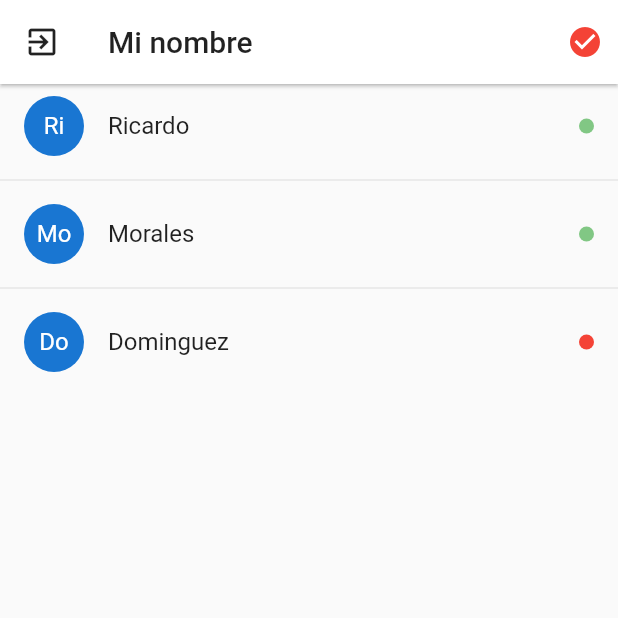
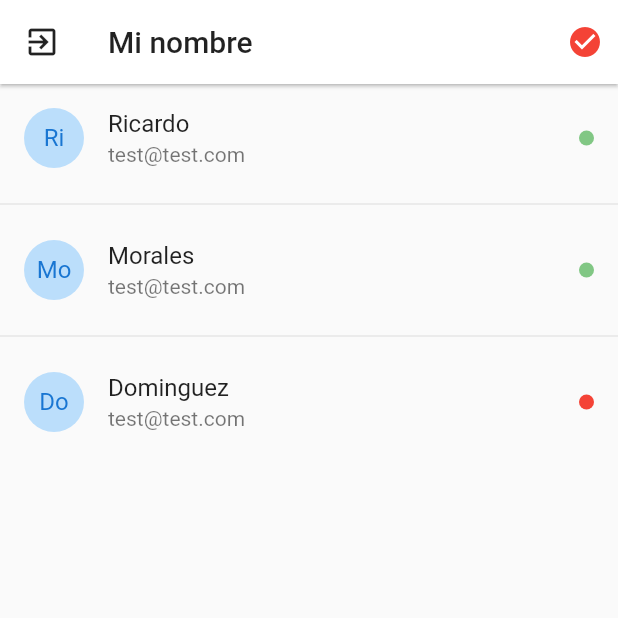
Before and after one commit to rmoralesd/flutter-chat-app, a Flutter app: the screen it shows after launch, on a phone screen of 412 x 824 dp, the top half of it. Run offline on Flutter 3.47's test engine with Material 2 defaults, Android fonts, the phone set to English and light mode, and no system bars; drawn by our look-alikes of pull_to_refresh.

```diff
--- a/lib/pages/usuarios.dart
+++ b/lib/pages/usuarios.dart
@@ -1,5 +1,6 @@
 import 'package:flutter/material.dart';
 import 'package:flutter_chat_app/models/usuario.dart';
+import 'package:pull_to_refresh/pull_to_refresh.dart';
 
 class UsuariosPage extends StatefulWidget {
   @override
@@ -7,6 +8,7 @@ class UsuariosPage extends StatefulWidget {
 }
 
 class _UsuariosPageState extends State<UsuariosPage> {
+  final RefreshController _refreshController = RefreshController();
   final usuarios = [
     Usuario(uid: '1', nombre: 'Ricardo', email: 'test@test.com', online: true),
     Usuario(uid: '2', nombre: 'Morales', email: 'test@test.com', online: true),
@@ -40,23 +42,61 @@ class _UsuariosPageState extends State<UsuariosPage> {
           )
         ],
       ),
-        body: ListView.separated(
-          physics: BouncingScrollPhysics(),
-          itemBuilder: (_, i) => ListTile(
-            title: Text(usuarios[i].nombre),
+      body: SmartRefresher(
+        controller: _refreshController,
+        onRefresh: _cargarUsuario,
+        header: WaterDropHeader(
+          complete: Icon(
+            Icons.check,
+            color: Colors.blue[400],
+          ),
+          waterDropColor: Colors.blue[400],
+        ),
+        //enablePullDown: true,
+        child: _listViewUsuario(),
+      ),
+    );
+  }
+
+  ListView _listViewUsuario() {
+    return ListView.separated(
+      physics: const BouncingScrollPhysics(),
+      itemBuilder: (_, i) => _UserView(usuario: usuarios[i]),
+      separatorBuilder: (_, i) => const Divider(),
+      itemCount: usuarios.length,
+    );
+  }
+
+  _cargarUsuario() async {
+    await Future.delayed(Duration(milliseconds: 1000));
+    _refreshController.refreshCompleted();
+  }
+}
+
+class _UserView extends StatelessWidget {
+  const _UserView({
+    Key key,
+    @required this.usuario,
+  }) : super(key: key);
+
+  final Usuario usuario;
+
+  @override
+  Widget build(BuildContext context) {
+    return ListTile(
+      title: Text(usuario.nombre),
+      subtitle: Text(usuario.email),
       leading: CircleAvatar(
-              child: Text(usuarios[i].nombre.substring(0, 2)),
+        child: Text(usuario.nombre.substring(0, 2)),
+        backgroundColor: Colors.blue[100],
       ),
       trailing: Container(
         width: 10,
         height: 10,
         decoration: BoxDecoration(
-                  color: usuarios[i].online ? Colors.green[300] : Colors.red,
+            color: usuario.online ? Colors.green[300] : Colors.red,
             borderRadius: BorderRadius.circular(100)),
       ),
-          ),
-          separatorBuilder: (_, i) => Divider(),
-          itemCount: usuarios.length,
-        ));
+    );
   }
 }
--- a/pubspec.yaml
+++ b/pubspec.yaml
@@ -32,6 +32,7 @@ dev_dependencies:
   flutter_test:
     sdk: flutter
   lint: ^1.5.3
+  pull_to_refresh: ^2.0.0
 
 # For information on the generic Dart part of this file, see the
 # following page: https://dart.dev/tools/pub/pubspec
```
Also changed, not shown: pubspec.lock. Lines whose indentation alone changed are shown as unchanged.
